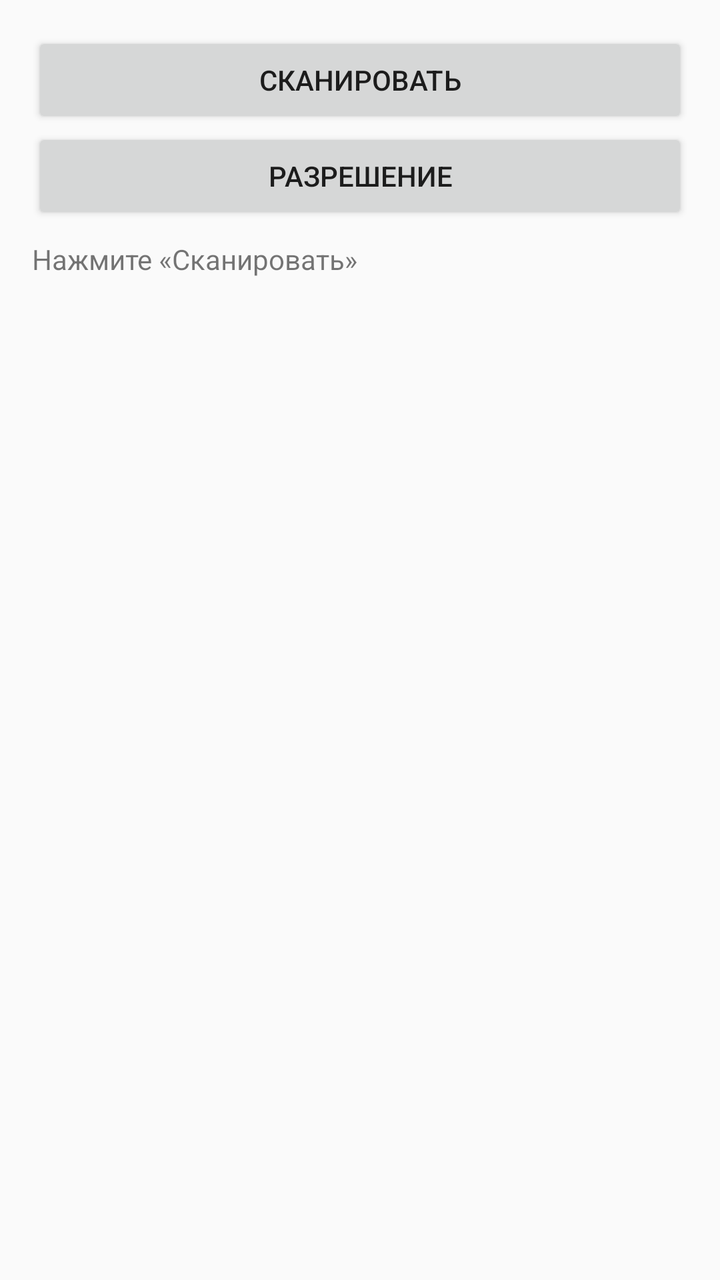
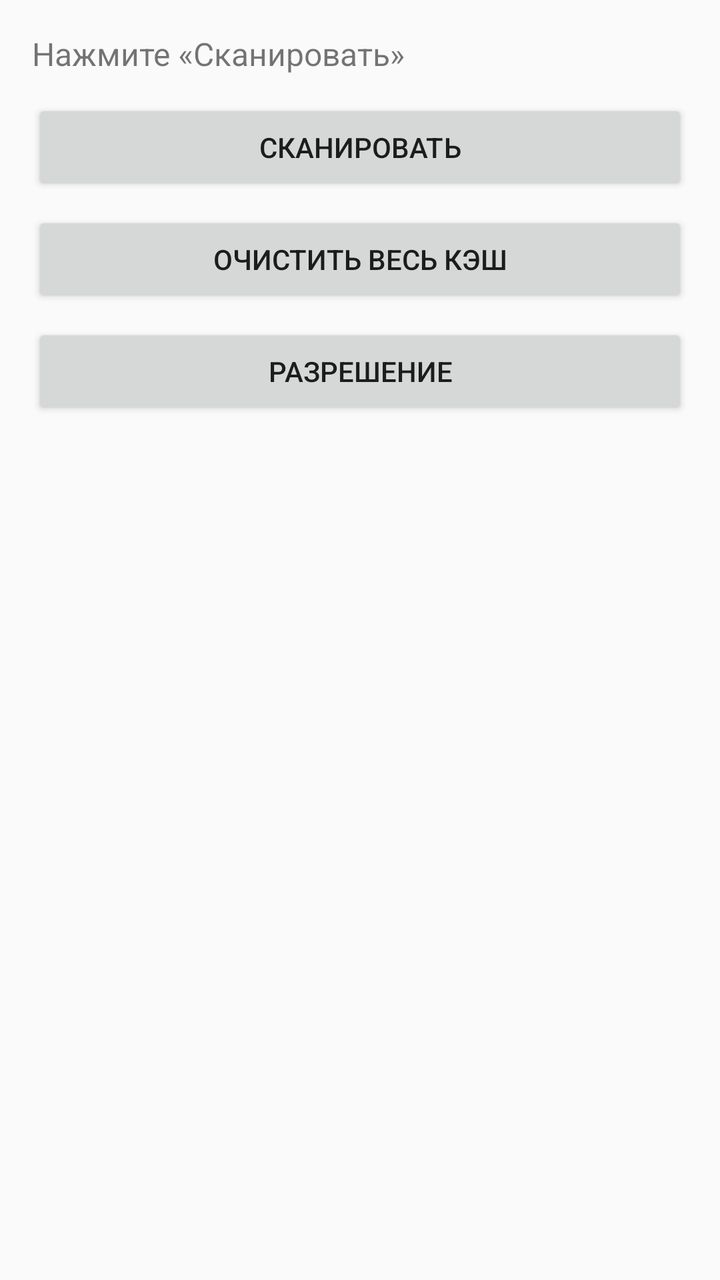

Before-and-after screenshots of an Android layout around one commit, followed by the original layout XML and the change that was made.
<!-- AndroidManifest.xml: application theme Theme.AppCompat.Light.DarkActionBar -->
<!-- res/layout/activity_main.xml -->
<?xml version="1.0" encoding="utf-8"?>
<LinearLayout xmlns:android="http://schemas.android.com/apk/res/android"
    android:layout_width="match_parent"
    android:layout_height="match_parent"
    android:orientation="vertical"
    android:padding="16dp">

    <Button
        android:id="@+id/btn_scan"
        android:layout_width="match_parent"
        android:layout_height="wrap_content"
        android:text="Сканировать" />
    <Button
        android:id="@+id/btn_permission"
        android:layout_width="match_parent"
        android:layout_height="wrap_content"
        android:text="Разрешение" />

    <TextView
        android:id="@+id/tv_status"
        android:layout_width="wrap_content"
        android:layout_height="wrap_content"
        android:layout_marginTop="8dp"
        android:text="Нажмите «Сканировать»" />

    <androidx.recyclerview.widget.RecyclerView
        android:id="@+id/recycler_apps"
        android:layout_width="match_parent"
        android:layout_height="0dp"
        android:layout_weight="1"
        android:layout_marginTop="8dp" />

</LinearLayout>
<!-- resources referenced by this layout -->
<resources>

</resources>

<!-- the commit's change to res/layout/activity_main.xml (unified diff, before → after) -->
@@ -5,29 +5,38 @@
     android:orientation="vertical"
     android:padding="16dp">
 
+    <TextView
+        android:id="@+id/tv_status"
+        android:layout_width="match_parent"
+        android:layout_height="wrap_content"
+        android:text="Нажмите «Сканировать»"
+        android:textSize="16sp" />
+
     <Button
         android:id="@+id/btn_scan"
         android:layout_width="match_parent"
         android:layout_height="wrap_content"
+        android:layout_marginTop="12dp"
         android:text="Сканировать" />
+
+    <Button
+        android:id="@+id/btn_clear"
+        android:layout_width="match_parent"
+        android:layout_height="wrap_content"
+        android:layout_marginTop="8dp"
+        android:text="Очистить весь кэш" />
+
     <Button
         android:id="@+id/btn_permission"
         android:layout_width="match_parent"
         android:layout_height="wrap_content"
+        android:layout_marginTop="8dp"
         android:text="Разрешение" />
-
-    <TextView
-        android:id="@+id/tv_status"
-        android:layout_width="wrap_content"
-        android:layout_height="wrap_content"
-        android:layout_marginTop="8dp"
-        android:text="Нажмите «Сканировать»" />
 
     <androidx.recyclerview.widget.RecyclerView
         android:id="@+id/recycler_apps"
         android:layout_width="match_parent"
         android:layout_height="0dp"
-        android:layout_weight="1"
-        android:layout_marginTop="8dp" />
-
+        android:layout_marginTop="12dp"
+        android:layout_weight="1" />
 </LinearLayout>
